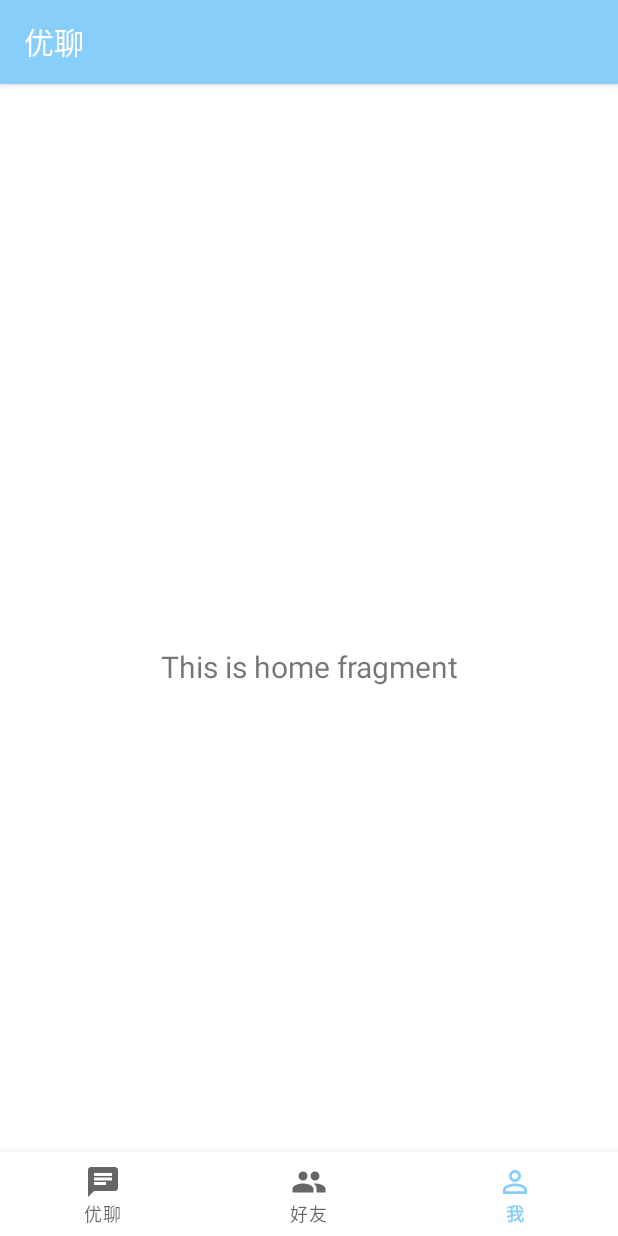
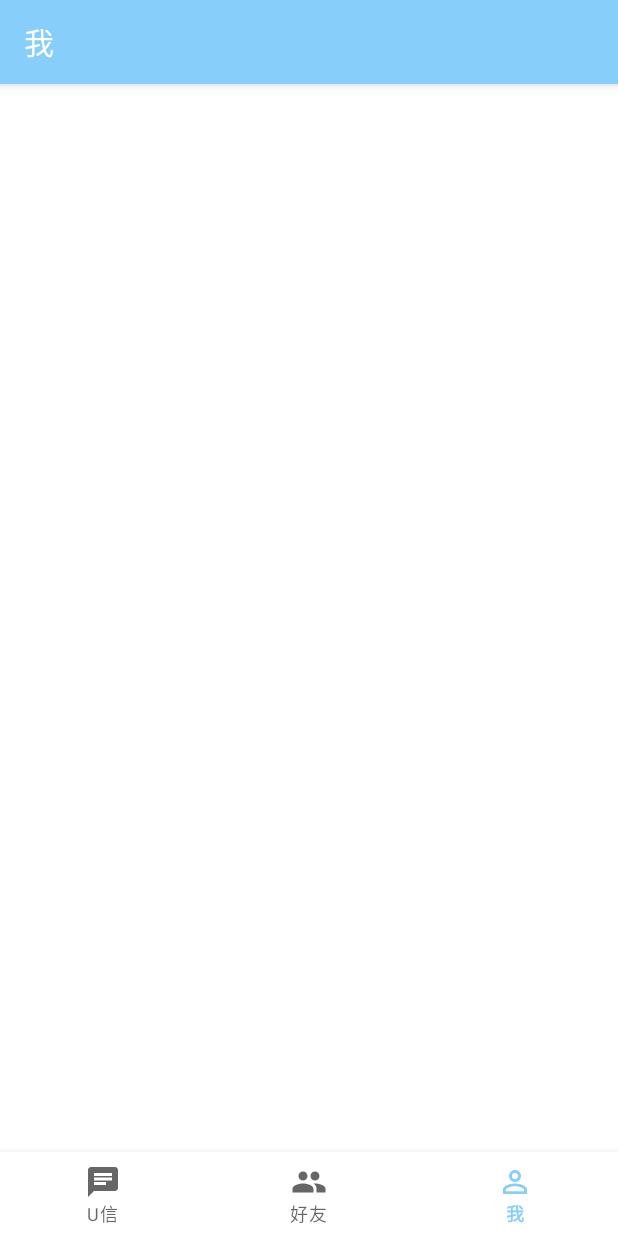
Before and after one commit to Maxwell-L/YouChat, an Android app: the screen it shows after launch (MainActivity), item 3 of the bottom bar chosen, on a phone screen of 412 x 824 dp. Run offline under Robolectric (Android 15) with nearby library versions, the phone set to English and light mode, and no system bars; our stand-ins replace navigation-ui.

Commit message:
Add friend-fragment & update MainActivity

```diff
--- a/app/src/main/java/com/maxwell/youchat/MainActivity.java
+++ b/app/src/main/java/com/maxwell/youchat/MainActivity.java
@@ -1,8 +1,14 @@
 package com.maxwell.youchat;
 
 import androidx.appcompat.app.AppCompatActivity;
+import androidx.navigation.NavController;
+import androidx.navigation.Navigation;
+import androidx.navigation.ui.AppBarConfiguration;
+import androidx.navigation.ui.NavigationUI;
 
 import android.os.Bundle;
+
+import com.google.android.material.bottomnavigation.BottomNavigationView;
 
 public class MainActivity extends AppCompatActivity {
 
@@ -10,5 +16,15 @@ public class MainActivity extends AppCompatActivity {
     protected void onCreate(Bundle savedInstanceState) {
         super.onCreate(savedInstanceState);
         setContentView(R.layout.activity_main);
+
+        BottomNavigationView bottomNavigationView =findViewById(R.id.nav_view);
+
+        AppBarConfiguration appBarConfiguration = new AppBarConfiguration.Builder(
+                R.id.navigation_home, R.id.navigation_friend, R.id.navigation_me
+        ).build();
+
+        NavController navController = Navigation.findNavController(this, R.id.nav_host_fragment);
+        NavigationUI.setupActionBarWithNavController(this, navController, appBarConfiguration);
+        NavigationUI.setupWithNavController(bottomNavigationView, navController);
     }
 }
--- a/app/src/main/res/menu/bottom_nav_menu.xml
+++ b/app/src/main/res/menu/bottom_nav_menu.xml
@@ -8,8 +8,8 @@
         android:title="@string/title_home" />
 
     <item
-        android:id="@+id/navigation_friends"
-        android:icon="@drawable/ic_friends_24dp"
+        android:id="@+id/navigation_friend"
+        android:icon="@drawable/ic_friend_24dp"
         android:title="@string/title_friend" />
 
     <item
--- a/app/src/main/res/navigation/mobile_navigation.xml
+++ b/app/src/main/res/navigation/mobile_navigation.xml
@@ -12,10 +12,10 @@
         tools:layout="@layout/fragment_home" />
 
     <fragment
-        android:id="@+id/navigation_friends"
-        android:name="com.maxwell.youchat.ui.friends.FriendsFragment"
+        android:id="@+id/navigation_friend"
+        android:name="com.maxwell.youchat.ui.friend.FriendFragment"
         android:label="@string/title_friend"
-        tools:layout="@layout/fragment_friends" />
+        tools:layout="@layout/fragment_friend" />
 
     <fragment
         android:id="@+id/navigation_me"
--- a/app/src/main/res/values/strings.xml
+++ b/app/src/main/res/values/strings.xml
@@ -1,6 +1,6 @@
 <resources>
-    <string name="app_name">优聊</string>
-    <string name="title_home">优聊</string>
+    <string name="app_name">U信</string>
+    <string name="title_home">U信</string>
     <string name="title_friend">好友</string>
     <string name="title_me">我</string>
 </resources>
```
Also changed, not shown: app/src/main/java/com/maxwell/youchat/ui/friend/FriendFragment.java (added, +33 -0 lines), app/src/main/java/com/maxwell/youchat/ui/friend/FriendViewModel.java (added, +19 -0 lines), app/src/main/java/com/maxwell/youchat/ui/friends/FriendsFragment.java (deleted, +0 -7 lines), app/src/main/res/layout/fragment_friend.xml (added, +23 -0 lines), app/src/main/res/layout/fragment_friends.xml (deleted, +0 -9 lines), app/src/main/res/drawable/ic_friend_24dp.xml (renamed from app/src/main/res/drawable/ic_friends_24dp.xml), 1 other file.
